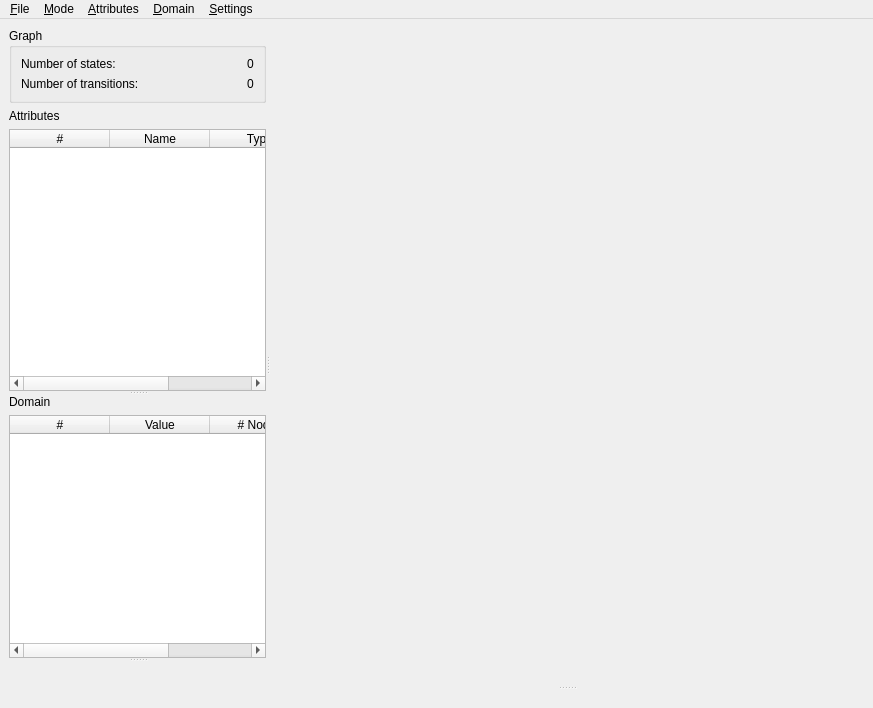
Qt form tools/diagraphica-qt/mainwindow.ui (gijskant/mcrl2-pmc) before a commit.
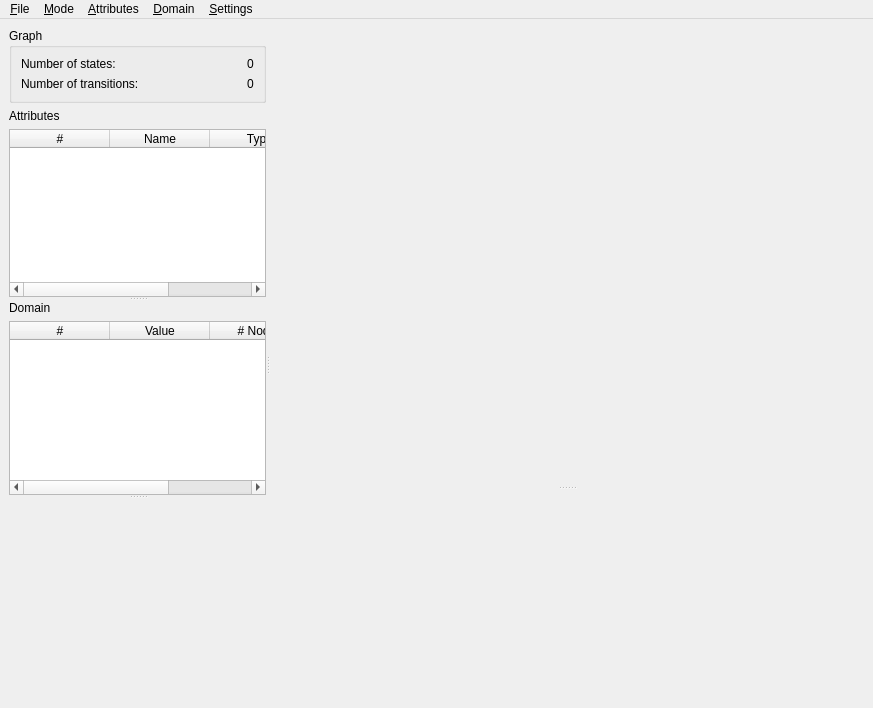
The same form after that commit. Icons and pictures are not drawn.

```diff
--- a/tools/diagraphica-qt/mainwindow.ui
+++ b/tools/diagraphica-qt/mainwindow.ui
@@ -202,7 +202,14 @@
          </item>
         </layout>
        </widget>
-       <widget class="QWidget" name="examinerWidget" native="true"/>
+       <widget class="QWidget" name="examinerWidget" native="true">
+        <property name="minimumSize">
+         <size>
+          <width>0</width>
+          <height>200</height>
+         </size>
+        </property>
+       </widget>
       </widget>
       <widget class="QStackedWidget" name="mainViewStack">
        <property name="sizePolicy">
@@ -223,6 +230,12 @@
            </property>
            <widget class="QWidget" name="arcDiagramWidget" native="true"/>
            <widget class="QStackedWidget" name="analysisStack">
+            <property name="minimumSize">
+             <size>
+              <width>0</width>
+              <height>200</height>
+             </size>
+            </property>
             <property name="currentIndex">
              <number>0</number>
             </property>
```
Left out of the diff: 5 changed lines with no effect on the pictures.
